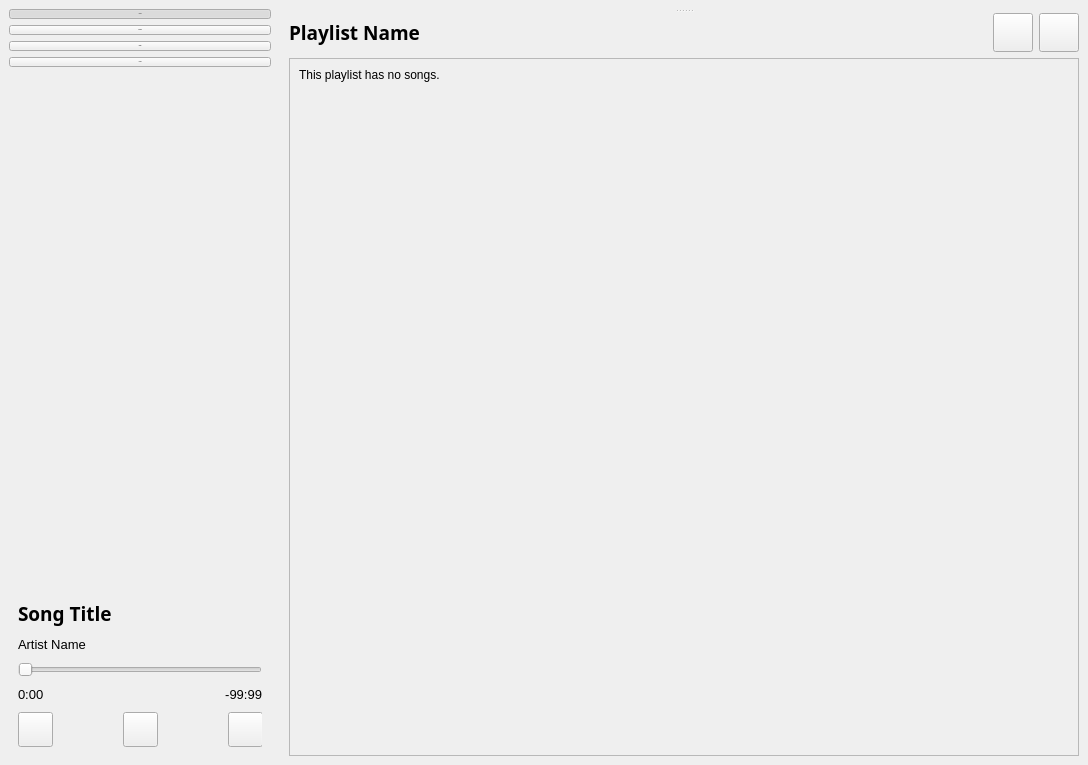
Above: ui/main.ui from Salinporn/MusicStreamingService before the change. Below: the same form after it.
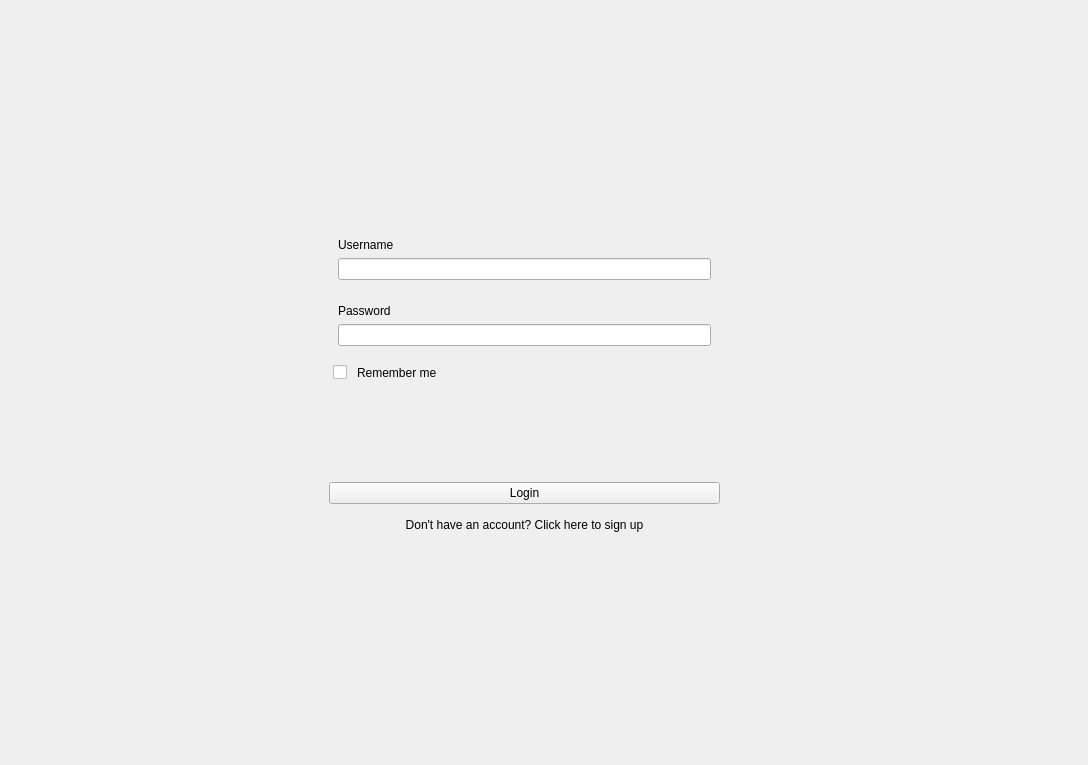
That is the form after the change. The open tabs and pages were chosen to show the change. Icons and pictures are not drawn.

Commit message: Add basic functionality for player and playlist page

Patch:
```diff
--- a/ui/main.ui
+++ b/ui/main.ui
@@ -89,7 +89,29 @@
 }</string>
   </property>
   <widget class="QWidget" name="centralwidget">
-   <layout class="QHBoxLayout" name="horizontalLayout_2">
+   <layout class="QGridLayout" name="gridLayout_5">
+    <property name="leftMargin">
+     <number>0</number>
+    </property>
+    <property name="topMargin">
+     <number>0</number>
+    </property>
+    <property name="rightMargin">
+     <number>0</number>
+    </property>
+    <property name="bottomMargin">
+     <number>0</number>
+    </property>
+    <property name="spacing">
+     <number>0</number>
+    </property>
+    <item row="0" column="0">
+     <widget class="QStackedWidget" name="stackedWidget">
+      <property name="currentIndex">
+       <number>0</number>
+      </property>
+      <widget class="QWidget" name="main_page">
+       <layout class="QHBoxLayout" name="horizontalLayout_7">
     <property name="spacing">
      <number>0</number>
     </property>
@@ -119,7 +141,7 @@
         <height>16777215</height>
        </size>
       </property>
-      <layout class="QVBoxLayout" name="verticalLayout">
+          <layout class="QVBoxLayout" name="verticalLayout_23">
        <property name="spacing">
         <number>0</number>
        </property>
@@ -312,7 +334,7 @@
         </widget>
        </item>
        <item>
-        <spacer name="verticalSpacer">
+            <spacer name="verticalSpacer_6">
          <property name="orientation">
           <enum>Qt::Vertical</enum>
          </property>
@@ -400,7 +422,7 @@
           </item>
           <item>
            <widget class="QWidget" name="player_duration_widget" native="true">
-            <layout class="QHBoxLayout" name="horizontalLayout">
+                <layout class="QHBoxLayout" name="horizontalLayout_2">
              <property name="spacing">
               <number>0</number>
              </property>
@@ -1410,17 +1432,35 @@
                     <x>0</x>
                     <y>0</y>
                     <width>770</width>
-                    <height>560</height>
+                        <height>598</height>
                    </rect>
                   </property>
                   <layout class="QVBoxLayout" name="verticalLayout_18">
                    <item>
+                        <widget class="QWidget" name="playlist_contents" native="true">
+                         <layout class="QVBoxLayout" name="verticalLayout">
+                          <property name="leftMargin">
+                           <number>0</number>
+                          </property>
+                          <property name="topMargin">
+                           <number>0</number>
+                          </property>
+                          <property name="rightMargin">
+                           <number>0</number>
+                          </property>
+                          <property name="bottomMargin">
+                           <number>0</number>
+                          </property>
+                          <item>
                     <widget class="QLabel" name="playlist_no_songs_label">
                      <property name="text">
                       <string>This playlist has no songs.</string>
                      </property>
                     </widget>
                    </item>
+                         </layout>
+                        </widget>
+                       </item>
                    <item>
                     <spacer name="verticalSpacer_5">
                      <property name="orientation">
@@ -1451,6 +1491,169 @@
     </item>
    </layout>
   </widget>
+      <widget class="QWidget" name="login_page">
+       <layout class="QVBoxLayout" name="verticalLayout_26">
+        <item>
+         <widget class="QWidget" name="login_content" native="true">
+          <widget class="QWidget" name="login_form_container" native="true">
+           <property name="geometry">
+            <rect>
+             <x>320</x>
+             <y>220</y>
+             <width>391</width>
+             <height>311</height>
+            </rect>
+           </property>
+           <property name="sizePolicy">
+            <sizepolicy hsizetype="Maximum" vsizetype="Maximum">
+             <horstretch>0</horstretch>
+             <verstretch>0</verstretch>
+            </sizepolicy>
+           </property>
+           <layout class="QVBoxLayout" name="verticalLayout_27">
+            <property name="spacing">
+             <number>6</number>
+            </property>
+            <item>
+             <widget class="QWidget" name="username_container" native="true">
+              <property name="sizePolicy">
+               <sizepolicy hsizetype="Preferred" vsizetype="Maximum">
+                <horstretch>0</horstretch>
+                <verstretch>0</verstretch>
+               </sizepolicy>
+              </property>
+              <layout class="QVBoxLayout" name="verticalLayout_28">
+               <item>
+                <widget class="QLabel" name="username_label">
+                 <property name="text">
+                  <string>Username</string>
+                 </property>
+                </widget>
+               </item>
+               <item>
+                <widget class="QLineEdit" name="username_input"/>
+               </item>
+              </layout>
+             </widget>
+            </item>
+            <item>
+             <widget class="QWidget" name="widget" native="true">
+              <property name="sizePolicy">
+               <sizepolicy hsizetype="Preferred" vsizetype="Maximum">
+                <horstretch>0</horstretch>
+                <verstretch>0</verstretch>
+               </sizepolicy>
+              </property>
+              <layout class="QVBoxLayout" name="verticalLayout_29">
+               <item>
+                <widget class="QLabel" name="username_label_2">
+                 <property name="text">
+                  <string>Password</string>
+                 </property>
+                </widget>
+               </item>
+               <item>
+                <widget class="QLineEdit" name="username_input_2"/>
+               </item>
+              </layout>
+             </widget>
+            </item>
+            <item>
+             <widget class="QWidget" name="widget_2" native="true">
+              <layout class="QHBoxLayout" name="horizontalLayout_8">
+               <property name="spacing">
+                <number>10</number>
+               </property>
+               <property name="leftMargin">
+                <number>4</number>
+               </property>
+               <property name="topMargin">
+                <number>4</number>
+               </property>
+               <property name="rightMargin">
+                <number>4</number>
+               </property>
+               <property name="bottomMargin">
+                <number>4</number>
+               </property>
+               <item>
+                <widget class="QCheckBox" name="checkBox">
+                 <property name="sizePolicy">
+                  <sizepolicy hsizetype="Maximum" vsizetype="Fixed">
+                   <horstretch>0</horstretch>
+                   <verstretch>0</verstretch>
+                  </sizepolicy>
+                 </property>
+                 <property name="text">
+                  <string/>
+                 </property>
+                 <property name="checked">
+                  <bool>false</bool>
+                 </property>
+                </widget>
+               </item>
+               <item>
+                <widget class="QLabel" name="label">
+                 <property name="text">
+                  <string>Remember me</string>
+                 </property>
+                </widget>
+               </item>
+              </layout>
+             </widget>
+            </item>
+            <item>
+             <spacer name="verticalSpacer_7">
+              <property name="orientation">
+               <enum>Qt::Vertical</enum>
+              </property>
+              <property name="sizeHint" stdset="0">
+               <size>
+                <width>20</width>
+                <height>40</height>
+               </size>
+              </property>
+             </spacer>
+            </item>
+            <item>
+             <widget class="QPushButton" name="pushButton">
+              <property name="text">
+               <string>Login</string>
+              </property>
+             </widget>
+            </item>
+            <item>
+             <widget class="QLabel" name="sign_up_label">
+              <property name="minimumSize">
+               <size>
+                <width>0</width>
+                <height>30</height>
+               </size>
+              </property>
+              <property name="maximumSize">
+               <size>
+                <width>16777215</width>
+                <height>16777215</height>
+               </size>
+              </property>
+              <property name="text">
+               <string>Don't have an account? Click here to sign up</string>
+              </property>
+              <property name="alignment">
+               <set>Qt::AlignCenter</set>
+              </property>
+             </widget>
+            </item>
+           </layout>
+          </widget>
+         </widget>
+        </item>
+       </layout>
+      </widget>
+     </widget>
+    </item>
+   </layout>
+  </widget>
   <action name="actionExit">
    <property name="text">
     <string>Exit</string>
```
Left out of the diff: 54 changed lines with no effect on the pictures. Lines whose indentation alone changed are shown as unchanged. The commit also changes 4 other files.
